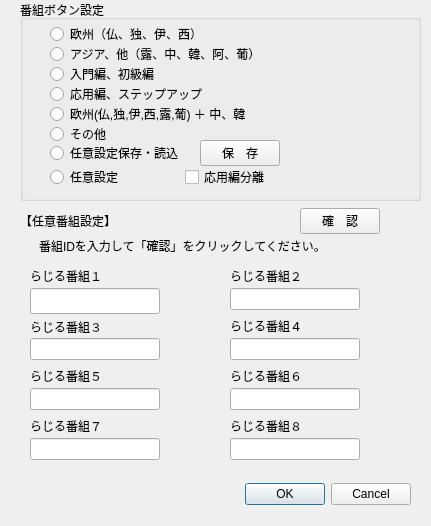
Before: the Qt Designer form scrambledialog.ui in CSReviser/CaptureStream2, drawn with Qt 5.
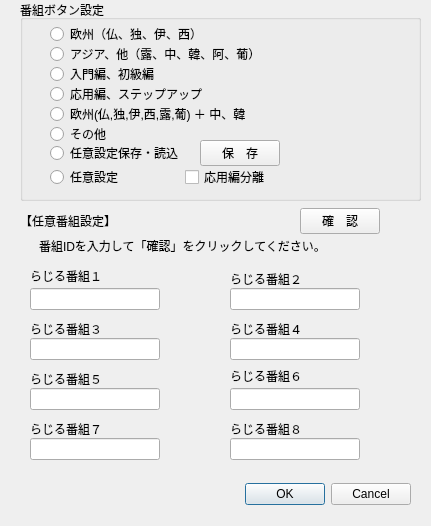
After: the same form once the commit is applied.

```diff
--- a/scrambledialog.ui
+++ b/scrambledialog.ui
@@ -35,7 +35,7 @@
      <x>30</x>
      <y>288</y>
      <width>130</width>
-     <height>26</height>
+     <height>22</height>
     </rect>
    </property>
   </widget>
@@ -100,8 +100,8 @@
     <rect>
      <x>230</x>
      <y>268</y>
-     <width>181</width>
-     <height>16</height>
+     <width>130</width>
+     <height>22</height>
     </rect>
    </property>
    <property name="text">
@@ -113,8 +113,8 @@
     <rect>
      <x>30</x>
      <y>318</y>
-     <width>191</width>
-     <height>18</height>
+     <width>130</width>
+     <height>22</height>
     </rect>
    </property>
    <property name="text">
@@ -126,8 +126,8 @@
     <rect>
      <x>230</x>
      <y>318</y>
-     <width>181</width>
-     <height>16</height>
+     <width>130</width>
+     <height>22</height>
     </rect>
    </property>
    <property name="text">
@@ -305,8 +305,8 @@
     <rect>
      <x>30</x>
      <y>368</y>
-     <width>191</width>
-     <height>16</height>
+     <width>200</width>
+     <height>22</height>
     </rect>
    </property>
    <property name="text">
@@ -328,8 +328,8 @@
     <rect>
      <x>230</x>
      <y>418</y>
-     <width>181</width>
-     <height>16</height>
+     <width>130</width>
+     <height>22</height>
     </rect>
    </property>
    <property name="text">
@@ -361,8 +361,8 @@
     <rect>
      <x>30</x>
      <y>418</y>
-     <width>191</width>
-     <height>16</height>
+     <width>200</width>
+     <height>22</height>
     </rect>
    </property>
    <property name="text">
```
